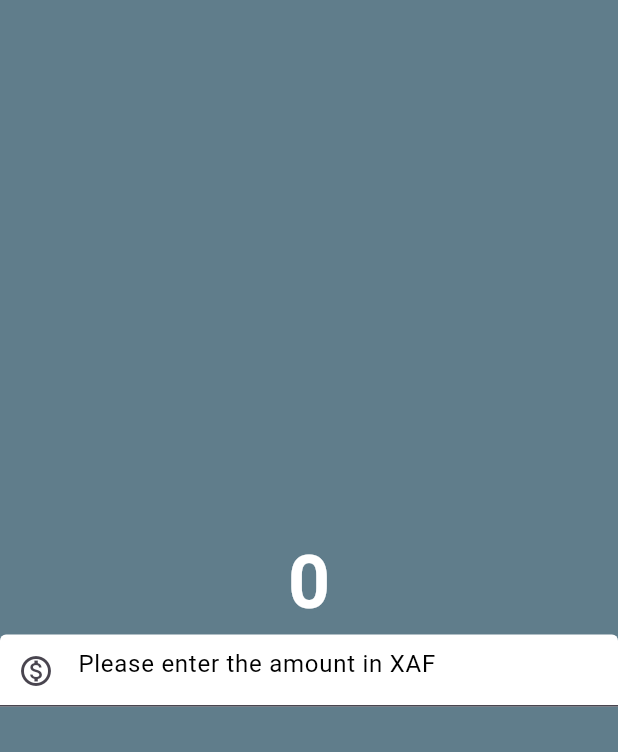
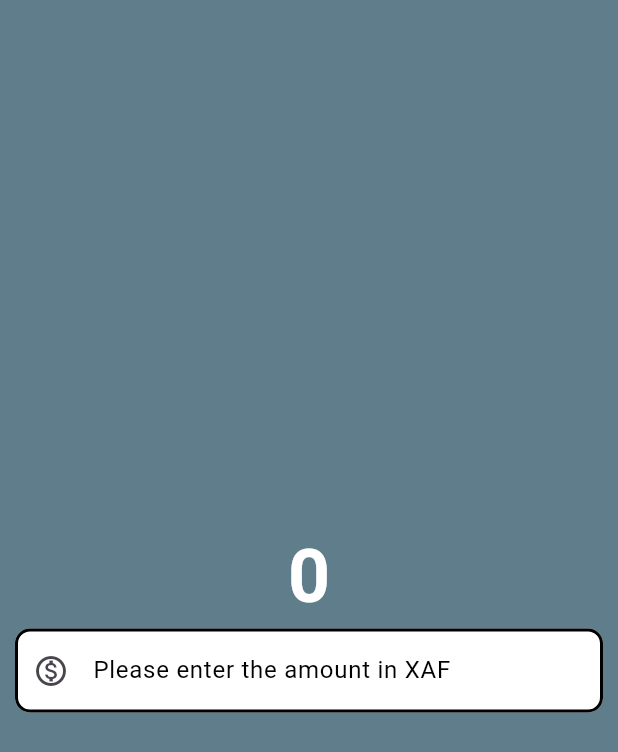
Before and after one commit to spyze002/currency-converter, a Flutter app: the screen it shows after launch, on a phone screen of 412 x 824 dp. Shown: the top 752 px of the screen. Run offline on Flutter 3.47's test engine with Material 3 defaults, Android fonts, the phone set to English and light mode, and no system bars.

Commit message:
Modification on text field borders

```diff
--- a/lib/pages/currency_page.dart
+++ b/lib/pages/currency_page.dart
@@ -4,6 +4,17 @@ class CurrencyPage extends StatelessWidget {
   const CurrencyPage({super.key});
   @override
   Widget build(BuildContext context) {
+    const mainBorder = OutlineInputBorder(
+      borderSide: BorderSide(
+        color: Colors.black,
+        width: 2.0,
+        style: BorderStyle.solid,
+      ),
+      borderRadius: BorderRadius.all(
+        Radius.circular(10),
+      ),
+    );
+
     return const Scaffold(
       backgroundColor: Colors.blueGrey,
       body: Center(
@@ -17,7 +28,12 @@ class CurrencyPage extends StatelessWidget {
                   fontWeight: FontWeight.bold,
                   color: Colors.white),
             ),
-            TextField(
+            Padding(
+              padding: EdgeInsets.only(
+                left: 10,
+                right: 10,
+              ),
+              child: TextField(
                 style: TextStyle(
                   color: Colors.black,
                 ),
@@ -29,15 +45,11 @@ class CurrencyPage extends StatelessWidget {
                   prefixIcon: Icon(Icons.monetization_on_outlined),
                   filled: true,
                   fillColor: Colors.white,
-                focusedBorder: OutlineInputBorder(
-                  borderSide: BorderSide(
-                    color: Colors.grey,
-                    width: 2.0,
-                    style: BorderStyle.solid,
+                  focusedBorder: mainBorder,
+                  enabledBorder: mainBorder,
                 ),
-                  borderRadius: BorderRadius.horizontal(
-                    left: Radius.circular(60),
-                  ),
+                keyboardType: TextInputType.numberWithOptions(
+                  decimal: true,
                 ),
               ),
             ),
```
Lines whose indentation alone changed are shown as unchanged.
